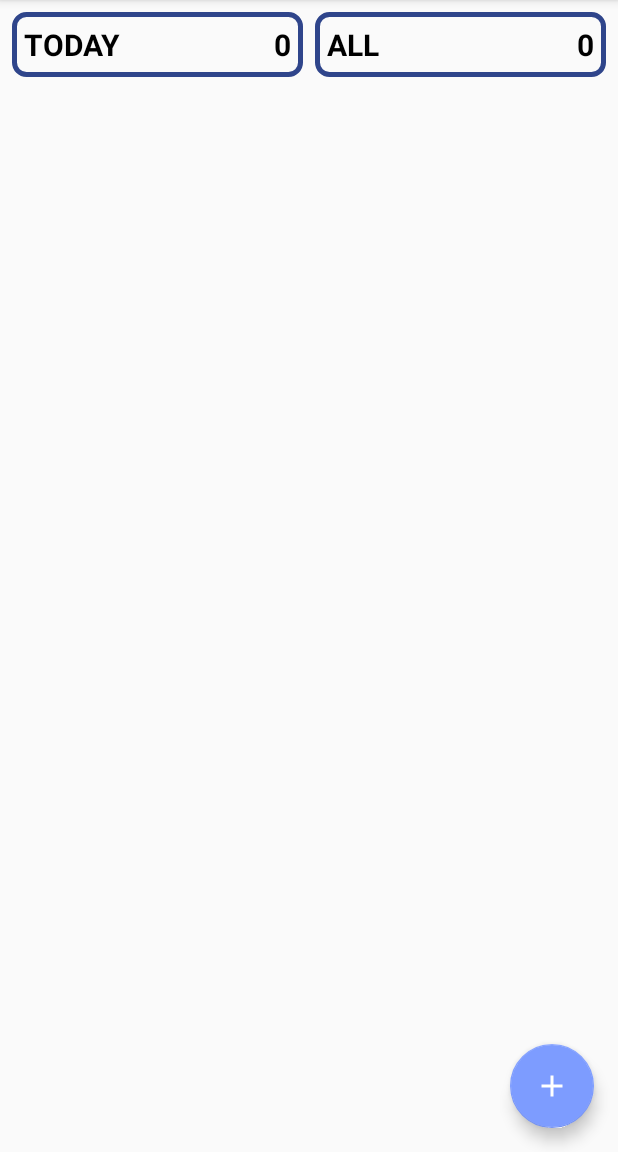
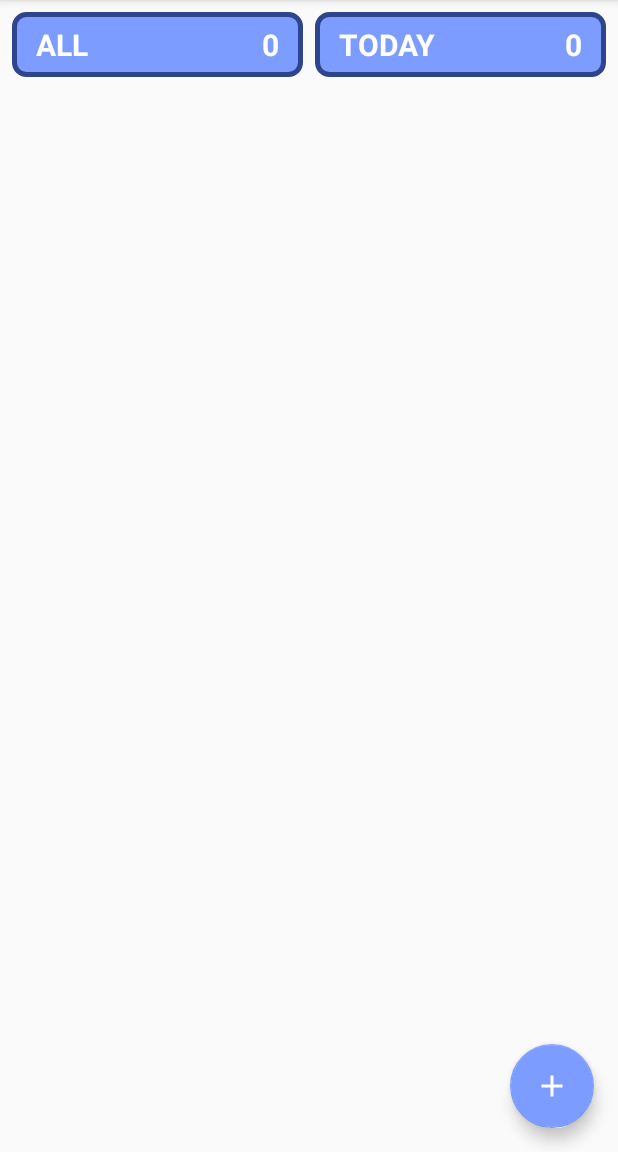
Before and after one commit to RojanBajra/todoAssignmentc7190053, an Android app: the screen it shows after launch (TodoList), on a phone screen of 412 x 824 dp, the part 84-1236 px from its top. Run offline under Robolectric (Android 15) with nearby library versions, the phone set to English and light mode, and no system bars; our stand-ins replace Room's generated code.

Commit message:
color theme modified

```diff
--- a/app/src/main/res/drawable/stats_for_todo_list_background.xml
+++ b/app/src/main/res/drawable/stats_for_todo_list_background.xml
@@ -1,6 +1,6 @@
 <?xml version="1.0" encoding="utf-8"?>
 <shape xmlns:android="http://schemas.android.com/apk/res/android">
-    <solid android:color="@color/colorTransparent" />
+    <solid android:color="@color/colorAccent" />
     <stroke
         android:width="3dp"
         android:color="@color/colorPrimary" />
--- a/app/src/main/res/layout/stats_for_todo_list.xml
+++ b/app/src/main/res/layout/stats_for_todo_list.xml
@@ -1,46 +1,49 @@
 <?xml version="1.0" encoding="utf-8"?>
 <androidx.constraintlayout.widget.ConstraintLayout xmlns:android="http://schemas.android.com/apk/res/android"
+    xmlns:app="http://schemas.android.com/apk/res-auto"
     android:layout_width="match_parent"
-    android:layout_height="wrap_content"
-    xmlns:app="http://schemas.android.com/apk/res-auto">
+    android:layout_height="wrap_content">
 
     <LinearLayout
-        app:layout_constraintTop_toTopOf="parent"
+        android:id="@+id/linearLayout_stats"
+        android:layout_width="0dp"
+        android:layout_height="wrap_content"
+        android:orientation="horizontal"
+        android:padding="8dp"
         app:layout_constraintLeft_toLeftOf="parent"
         app:layout_constraintRight_toRightOf="parent"
-        android:id="@+id/linearLayout_stats"
-        android:layout_width="0dp"
-        android:orientation="horizontal"
-        android:padding="8dp"
-        android:layout_height="wrap_content">
+        app:layout_constraintTop_toTopOf="parent">
 
         <androidx.constraintlayout.widget.ConstraintLayout
             android:layout_width="0dp"
             android:layout_height="wrap_content"
-            android:padding="8dp"
+
+            android:layout_weight="1"
             android:background="@drawable/stats_for_todo_list_background"
-            android:layout_weight="1">
+            android:padding="8dp">
 
             <TextView
                 android:layout_width="wrap_content"
                 android:layout_height="wrap_content"
-                android:text="TODAY"
+                android:text="ALL"
+                android:textColor="@color/colorWhite"
                 android:textSize="20sp"
                 android:textStyle="bold"
-                android:textColor="@color/colorBlack"
+                android:layout_marginLeft="8dp"
                 app:layout_constraintLeft_toLeftOf="parent"
-                app:layout_constraintTop_toTopOf="parent"/>
+                app:layout_constraintTop_toTopOf="parent" />
 
             <TextView
-                android:id="@+id/lblToday"
+                android:id="@+id/lblAll"
                 android:layout_width="wrap_content"
                 android:layout_height="wrap_content"
                 android:text="1000"
+                android:layout_marginRight="8dp"
+                android:textColor="@color/colorWhite"
+                android:textSize="20sp"
                 android:textStyle="bold"
-                android:textSize="20sp"
-                android:textColor="@color/colorBlack"
                 app:layout_constraintRight_toRightOf="parent"
-                app:layout_constraintTop_toTopOf="parent"/>
+                app:layout_constraintTop_toTopOf="parent" />
 
         </androidx.constraintlayout.widget.ConstraintLayout>
 
@@ -48,98 +51,35 @@
             android:layout_width="0dp"
             android:layout_height="wrap_content"
             android:layout_weight="1"
-            android:padding="8dp"
+            android:layout_marginLeft="8dp"
             android:background="@drawable/stats_for_todo_list_background"
-            android:layout_marginLeft="8dp">
+            android:padding="8dp">
 
             <TextView
                 android:layout_width="wrap_content"
                 android:layout_height="wrap_content"
-                android:text="ALL"
+                android:text="TODAY"
+                android:textColor="@color/colorWhite"
                 android:textSize="20sp"
+                android:layout_marginLeft="8dp"
                 android:textStyle="bold"
-                android:textColor="@color/colorBlack"
                 app:layout_constraintLeft_toLeftOf="parent"
-                app:layout_constraintTop_toTopOf="parent"/>
+                app:layout_constraintTop_toTopOf="parent" />
 
             <TextView
-                android:id="@+id/lblAll"
+                android:id="@+id/lblToday"
                 android:layout_width="wrap_content"
                 android:layout_height="wrap_content"
                 android:text="1000"
+                android:textColor="@color/colorWhite"
+                android:textSize="20sp"
+                android:layout_marginRight="8dp"
                 android:textStyle="bold"
-                android:textSize="20sp"
-                android:textColor="@color/colorBlack"
                 app:layout_constraintRight_toRightOf="parent"
-                app:layout_constraintTop_toTopOf="parent"/>
+                app:layout_constraintTop_toTopOf="parent" />
 
         </androidx.constraintlayout.widget.ConstraintLayout>
 
     </LinearLayout>
 
 </androidx.constraintlayout.widget.ConstraintLayout>
-
-
-<!--<LinearLayout
-android:layout_width="0dp"
-android:layout_height="wrap_content"
-android:layout_weight="1"
-android:layout_marginRight="8dp"
-android:background="@drawable/list_border_background">
-
-<TextView
-    android:layout_width="0dp"
-    android:layout_height="wrap_content"
-    android:layout_weight="2"
-    android:textColor="@color/colorBlack"
-    android:textSize="20sp"
-    android:layout_gravity="center"
-    android:textStyle="bold"
-    android:layout_margin="8dp"
-    android:text="TODAY"/>
-
-<TextView
-    android:layout_width="0dp"
-    android:layout_height="wrap_content"
-    android:textColor="@color/colorBlack"
-    android:textSize="20sp"
-    android:layout_weight="1"
-    android:textAlignment="center"
-    android:layout_gravity="center"
-    android:textStyle="bold"
-    android:layout_margin="8dp"
-    android:text="1000"/>
-
-</LinearLayout>
-
-<LinearLayout
-android:layout_width="0dp"
-android:layout_height="wrap_content"
-android:layout_weight="1"
-android:layout_marginRight="8dp"
-android:background="@drawable/list_border_background">
-
-<TextView
-    android:layout_width="0dp"
-    android:layout_height="wrap_content"
-    android:layout_weight="2"
-    android:textColor="@color/colorBlack"
-    android:textSize="20sp"
-    android:layout_gravity="center"
-    android:textStyle="bold"
-    android:layout_margin="8dp"
-    android:text="ALL"/>
-
-<TextView
-    android:layout_width="0dp"
-    android:layout_height="wrap_content"
-    android:textColor="@color/colorBlack"
-    android:textSize="20sp"
-    android:layout_weight="1"
-    android:textAlignment="center"
-    android:layout_gravity="center"
-    android:textStyle="bold"
-    android:layout_margin="8dp"
-    android:text="1"/>
-
-</LinearLayout>-->
```
